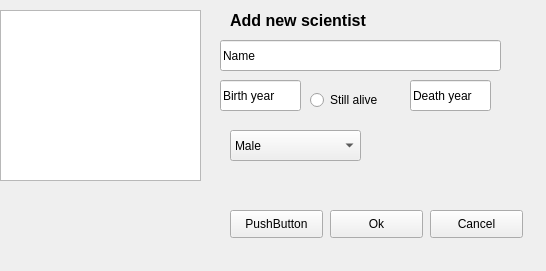
gudmundurb/H22, file addscientist.ui: the form before one commit.
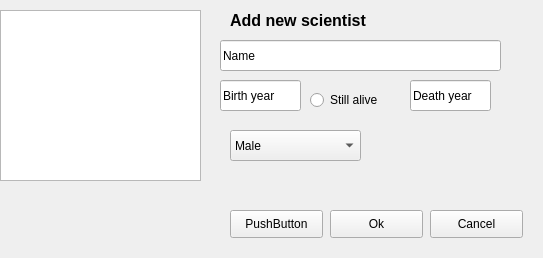
The form after the commit.

The edit to the form file:
```diff
--- a/addscientist.ui
+++ b/addscientist.ui
@@ -6,8 +6,8 @@
    <rect>
     <x>0</x>
     <y>0</y>
-    <width>546</width>
-    <height>271</height>
+    <width>543</width>
+    <height>258</height>
    </rect>
   </property>
   <property name="windowTitle">
```
Left out of the diff: 11 changed lines with no effect on the pictures.
